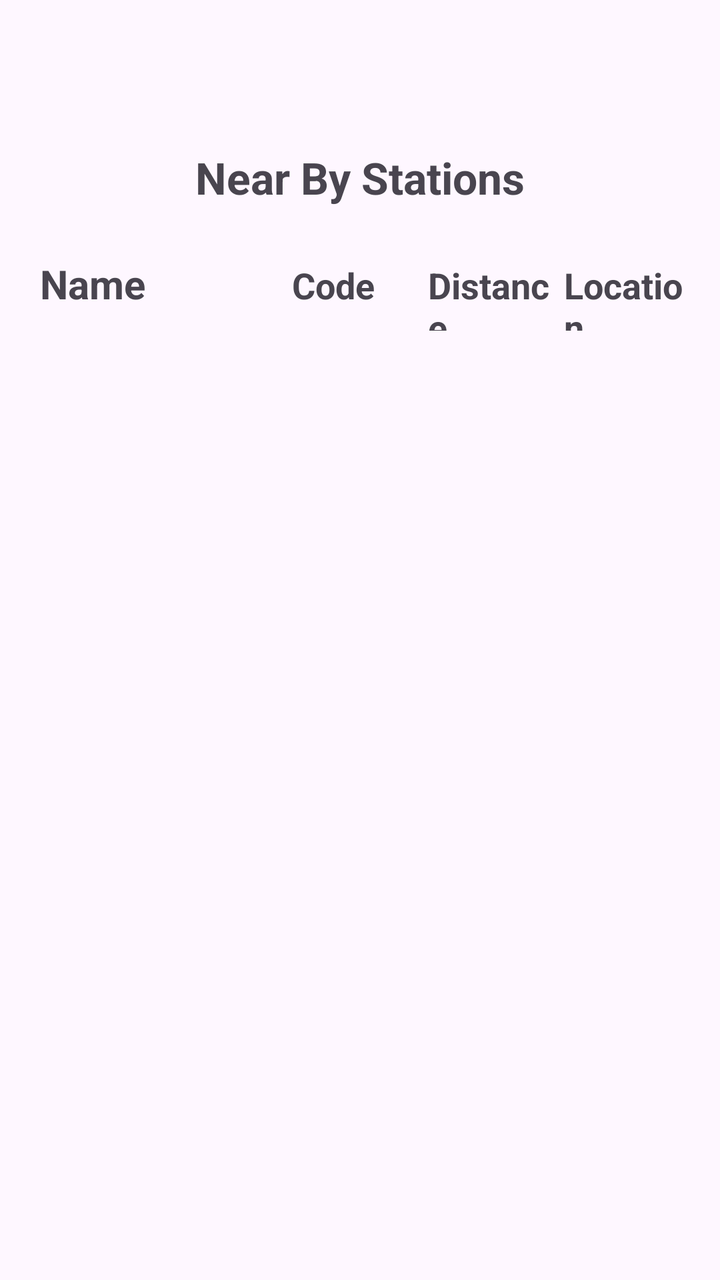
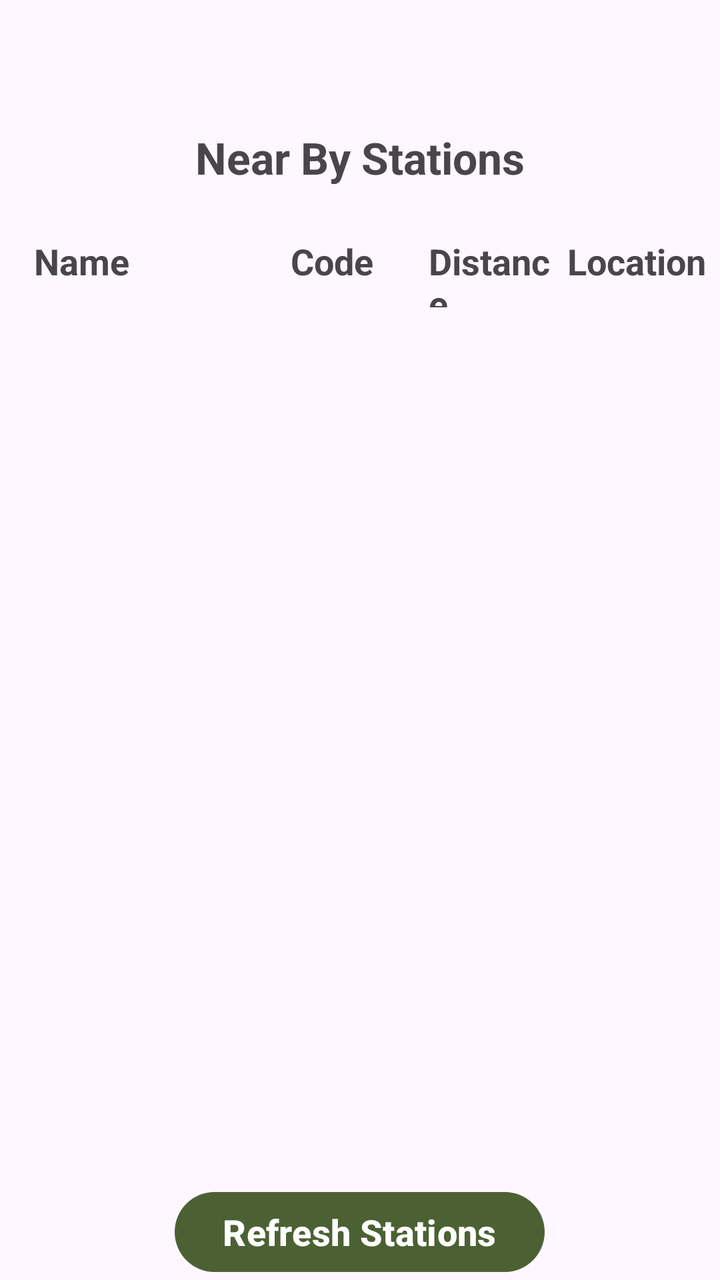

Two renders of the same Android screen: before a commit and after it. Below are the layout's source before the change and the commit's diff.
<!-- AndroidManifest.xml: application theme Theme.RailRadar -->
<!-- res/layout/nearby_stations_layout.xml -->
<?xml version="1.0" encoding="utf-8"?>
<RelativeLayout
    xmlns:android="http://schemas.android.com/apk/res/android"
    android:layout_width="match_parent"
    android:layout_height="match_parent"
    android:padding="10sp">
    <include layout="@layout/custom_toolbar" />

    <TextView
        android:layout_width="match_parent"
        android:layout_height="wrap_content"
        android:text="Near By Stations"
        android:textAlignment="center"
        android:textSize="22sp"
        android:layout_below="@+id/customAppBarLayout"
        android:textStyle="bold"
        android:id="@+id/nearbyListTitle"
        />

    <LinearLayout
        android:layout_width="match_parent"
        android:layout_height="wrap_content"
        android:layout_below="@+id/nearbyListTitle"
        android:layout_marginBottom="15dp"
        android:layout_marginTop="15dp"
        android:id="@+id/nearbyListHeadingContainer">
        <TextView
            style="@style/nearbyStationHeadingColumnName"
            android:text="Name"
            />
        <TextView
            style="@style/nearbyStationHeading"
            android:text="Code"
            />
        <TextView
            style="@style/nearbyStationHeading"
            android:text="Distance"
            />
        <TextView
            style="@style/nearbyStationHeading"
            android:text="Location"
            />
    </LinearLayout>

    <ListView
        android:layout_width="match_parent"
        android:layout_height="match_parent"
        android:layout_below="@id/nearbyListHeadingContainer"
        android:id="@+id/nearbyStationListView"
        />
</RelativeLayout>
<!-- res/layout/custom_toolbar.xml (included above) -->
<?xml version="1.0" encoding="utf-8"?>
<com.google.android.material.appbar.AppBarLayout android:layout_width="match_parent"
    android:id="@+id/customAppBarLayout"
    android:layout_height="?attr/actionBarSize"
    xmlns:android="http://schemas.android.com/apk/res/android"
    xmlns:app="http://schemas.android.com/apk/res-auto">

    <androidx.appcompat.widget.Toolbar
            android:layout_width="match_parent"
            android:layout_height="wrap_content"
            android:id="@+id/application_custom_toolbar"
            >
        </androidx.appcompat.widget.Toolbar>
    </com.google.android.material.appbar.AppBarLayout>
<!-- resources referenced by this layout -->
<resources>
  <style name="nearbyStationHeading">
          <item name="android:layout_height">wrap_content</item>
          <item name="android:layout_width">0dp</item>
          <item name="android:textStyle">bold</item>
          <item name="android:textSize">18sp</item>
  
          <item name="android:layout_weight">1</item>
      </style>
  <style name="nearbyStationHeadingColumnName">
          <item name="android:layout_height">wrap_content</item>
          <item name="android:layout_width">0dp</item>
          <item name="android:textStyle">bold</item>
          <item name="android:textSize">20sp</item>
          <item name="android:layout_weight">2</item>
          <item name="android:padding">10sp</item>
      </style>
  <style name="Theme.RailRadar" parent="Theme.Material3.DayNight.NoActionBar">
  
          
          <item name="colorPrimary">#4C6133</item>
          <item name="colorOnPrimary">@color/white</item>
          <item name="colorPrimaryContainer">@color/purple_200</item>
          <item name="colorOnPrimaryContainer">@color/black</item>
  
          
          <item name="colorSecondary">@color/teal_200</item>
          <item name="colorOnSecondary">@color/black</item>
  
          
          <item name="android:statusBarColor">?attr/colorPrimary</item>
  
          
      </style>
  <color name="white">#FFFFFFFF</color>
  
  
      //user route train colors
  <color name="purple_200">#FFBB86FC</color>
  <color name="black">#FF000000</color>
  <color name="teal_200">#FF03DAC5</color>
</resources>

<!-- the commit's change to res/layout/nearby_stations_layout.xml (unified diff, before → after) -->
@@ -3,7 +3,9 @@
     xmlns:android="http://schemas.android.com/apk/res/android"
     android:layout_width="match_parent"
     android:layout_height="match_parent"
-    android:padding="10sp">
+    android:paddingStart="7sp"
+    android:paddingEnd="7sp"
+    >
     <include layout="@layout/custom_toolbar" />
 
     <TextView
@@ -47,13 +49,37 @@
         android:layout_height="match_parent"
         android:layout_below="@id/nearbyListHeadingContainer"
         android:id="@+id/nearbyStationListView"
+        android:layout_above="@id/nearbyListRefreshBtn"
+        />
+    <ProgressBar
+        android:layout_width="70dp"
+        android:layout_height="70dp"
+        android:layout_centerHorizontal="true"
+        android:layout_centerVertical="true"
+        android:layout_centerInParent="true"
+        android:visibility="gone"
+        android:indeterminateTint="#FF5722"
+        android:id="@+id/nearbyStationProgressBar"
+        />
+
+
+    <Button
+        android:layout_width="wrap_content"
+        android:layout_height="wrap_content"
+        android:text="Refresh Stations"
+        android:layout_marginTop="10dp"
+        android:textSize="18sp"
+        android:textStyle="bold"
+        android:layout_alignParentBottom="true"
+        android:layout_centerHorizontal="true"
+        android:id="@+id/nearbyListRefreshBtn"
         />
 </RelativeLayout>
 <!-- res/layout/custom_toolbar.xml (included above) -->
 <?xml version="1.0" encoding="utf-8"?>
 <com.google.android.material.appbar.AppBarLayout android:layout_width="match_parent"
     android:id="@+id/customAppBarLayout"
-    android:layout_height="?attr/actionBarSize"
+    android:layout_height="wrap_content"
     xmlns:android="http://schemas.android.com/apk/res/android"
     xmlns:app="http://schemas.android.com/apk/res-auto">
 
<!-- resource entries referenced after the edit -->
@@ -12,7 +12,7 @@
           <item name="android:layout_height">wrap_content</item>
           <item name="android:layout_width">0dp</item>
           <item name="android:textStyle">bold</item>
-          <item name="android:textSize">20sp</item>
+          <item name="android:textSize">18sp</item>
           <item name="android:layout_weight">2</item>
           <item name="android:padding">10sp</item>
       </style>
